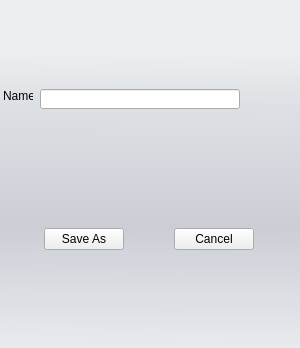
Old version of the form bin/data/ui/ogrescripteditor.ui in the repository realXtend/tundra.
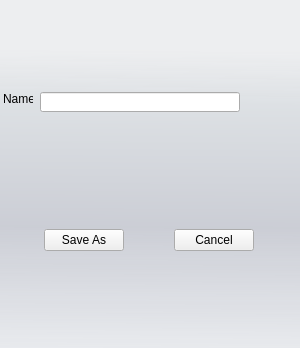
New version of the form.

Commit message: *Added UdpAssetProvider::ClearAllTransfers, called when EVENT_SERVER_DISCONNECTED is received *some code cleanup *a little ui tweak for ogrescripteditor

The edit to the form file:
```diff
--- a/bin/data/ui/ogrescripteditor.ui
+++ b/bin/data/ui/ogrescripteditor.ui
@@ -41,6 +41,9 @@
       </property>
       <item>
        <layout class="QVBoxLayout" name="verticalLayoutEditor">
+        <property name="topMargin">
+         <number>5</number>
+        </property>
         <item>
          <widget class="QWidget" name="widgetName" native="true">
           <property name="enabled">
@@ -52,6 +55,12 @@
             <verstretch>0</verstretch>
            </sizepolicy>
           </property>
+          <property name="minimumSize">
+           <size>
+            <width>133</width>
+            <height>20</height>
+           </size>
+          </property>
           <property name="maximumSize">
            <size>
             <width>16777215</width>
```
The commit also changes 9 other files.
